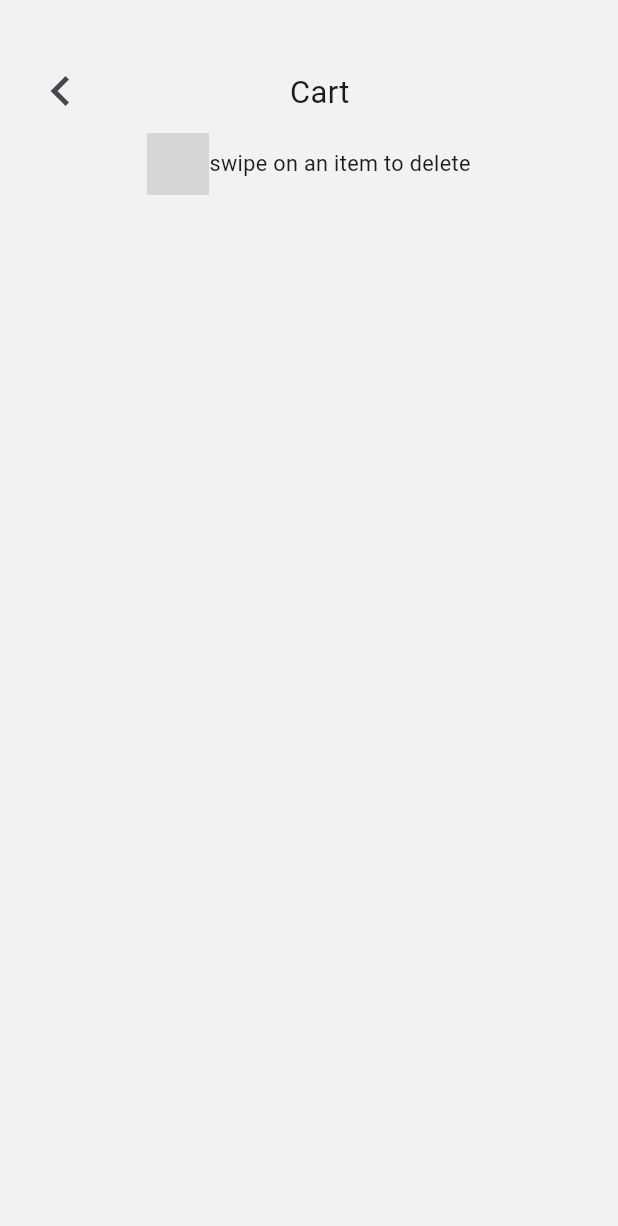
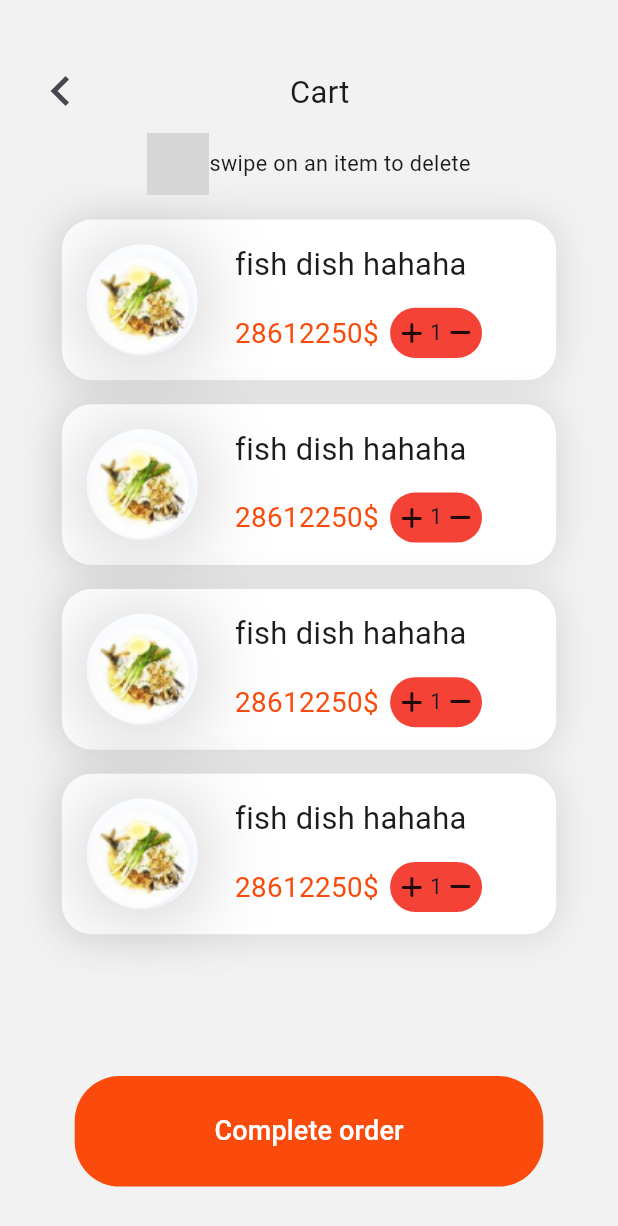
Before and after one commit to Fady4Mohamed/CALEB-G-Restaurant, a Flutter app: the CartView screen opened by its route, on a phone screen of 412 x 824 dp. Shown: the top 1226 px of the screen. Run offline on Flutter 3.47's test engine with Material 3 defaults, Android fonts, the phone set to English and light mode, and no system bars; our stand-ins replace font_awesome_flutter, go_router; grey boxes are pictures that could not be loaded.

Commit message:
cart ui done

```diff
--- a/lib/app/features/card/presentation/CartView.dart
+++ b/lib/app/features/card/presentation/CartView.dart
@@ -1,5 +1,7 @@
-import 'package:caleb_g/app/core/Styles/text_Style.dart';
+import 'package:caleb_g/app/core/Styles/App_Colors.dart';
+import 'package:caleb_g/app/core/widgets/customeButton.dart';
 import 'package:caleb_g/app/features/card/presentation/widgets/CartAppBar.dart';
+import 'package:caleb_g/app/features/card/presentation/widgets/CartContainer.dart';
 import 'package:caleb_g/app/features/card/presentation/widgets/CartGuidetext.dart';
 import 'package:flutter/material.dart';
 
@@ -14,7 +16,21 @@ class CartView extends StatelessWidget {
         children: [
          CartAppBar(size: size),
          CartGuidetext(size: size),
-
+         SizedBox(height: size.height*0.01,),
+         Expanded(
+           child: ListView.builder(
+                 padding: EdgeInsets.only(bottom:20),
+                 itemCount: 4,
+                   itemBuilder: (BuildContext contex, int i) {
+            return Center(child: Padding(
+              padding: const EdgeInsets.all(8.0),
+              child:CartContainer(size: size),
+            ));
+                   },
+                 ),
+         ),
+         CustomeButton(size: size, onPressed: (){}, titel: 'Complete order',color: AppColors.kMainColor,),
+         SizedBox(height: size.height*0.04,),
         ],
       ),
     );
--- /dev/null
+++ b/lib/app/features/card/presentation/widgets/CartContainer.dart
@@ -0,0 +1,36 @@
+import 'package:caleb_g/app/features/card/presentation/widgets/CartData.dart';
+import 'package:caleb_g/app/features/card/presentation/widgets/CartImage.dart';
+import 'package:flutter/material.dart';
+class CartContainer extends StatelessWidget {
+  const CartContainer({
+    super.key,
+    required this.size,
+  });
+
+  final Size size;
+
+  @override
+  Widget build(BuildContext context) {
+    return Container(
+      width: size.width * .8,
+      height: size.height * .13,
+      decoration: BoxDecoration(boxShadow: [
+        BoxShadow(
+          color: Colors.grey.withOpacity(0.3), // Color of the shadow
+          spreadRadius: 2, // Spread radius
+          blurRadius: 20,
+        ),
+      ], color: Colors.white, borderRadius: BorderRadius.circular(20)),
+      child: Row(
+        children: [
+          CartImage(size: size),
+          Spacer(),
+          CartData(size: size),
+          Spacer(
+            flex: 2,
+          ),
+        ],
+      ),
+    );
+  }
+}
--- /dev/null
+++ b/lib/app/features/card/presentation/widgets/CartData.dart
@@ -0,0 +1,65 @@
+
+import 'package:caleb_g/app/core/Styles/App_Colors.dart';
+import 'package:caleb_g/app/core/Styles/text_Style.dart';
+import 'package:flutter/material.dart';
+import 'package:font_awesome_flutter/font_awesome_flutter.dart';
+
+class CartData extends StatelessWidget {
+  const CartData({
+    super.key,
+    required this.size,
+  });
+
+  final Size size;
+
+  @override
+  Widget build(BuildContext context) {
+    return Column(
+      mainAxisAlignment: MainAxisAlignment.spaceEvenly,
+      children: [
+        SizedBox(
+            width: size.width * .4,
+            child: Text(
+              'fish dish hahaha',
+              style: style.style22(context: context),
+            )),
+        SizedBox(
+          width: size.width * .4,
+          child: Row(
+            children: [
+              Text(
+                r'28612250$',
+                style: style
+                    .style17(context: context)
+                    .copyWith(color: AppColors.kMainColor),
+              ),
+              Spacer(),
+              Container(
+                decoration: BoxDecoration(
+                    borderRadius: BorderRadius.circular(40),
+                    color: Colors.red),
+                child: Padding(
+                  padding:  EdgeInsets.all(size.width * .015),
+                  child: Row(
+                    children: [
+                      GestureDetector(
+                        onTap: (){},
+                        child: Icon(FontAwesomeIcons.plus,
+                                size: size.width * .04),
+                      ),
+                      Text(' 1 ',style: style.style12(context: context),),
+                       GestureDetector(
+                        onTap: (){},
+                       child:  Icon(FontAwesomeIcons.minus,
+                              size: size.width * .04),),
+                    ],
+                  ),
+                ),
+              ),
+            ],
+          ),
+        ),
+      ],
+    );
+  }
+}
--- /dev/null
+++ b/lib/app/features/card/presentation/widgets/CartImage.dart
@@ -0,0 +1,36 @@
+
+import 'package:flutter/material.dart';
+
+class CartImage extends StatelessWidget {
+  const CartImage({
+    super.key,
+    required this.size,
+  });
+
+  final Size size;
+
+  @override
+  Widget build(BuildContext context) {
+    return Padding(
+      padding:  EdgeInsets.only(left: size.width*.04),
+      child: Container(
+        decoration: BoxDecoration(
+          boxShadow: [
+            BoxShadow(
+              color:
+                  Colors.grey.withOpacity(0.4), // Color of the shadow
+              spreadRadius: 4, // Spread radius
+              blurRadius: 40, // Blur radius
+              offset: Offset(
+                  0, 3), // Offset in x and y axis from the container
+            ),
+          ],
+        ),
+        child: CircleAvatar(
+          radius: size.height*0.045,
+          foregroundImage: AssetImage('assats/image/image 3.png'),
+        ),
+      ),
+    );
+  }
+}
```
